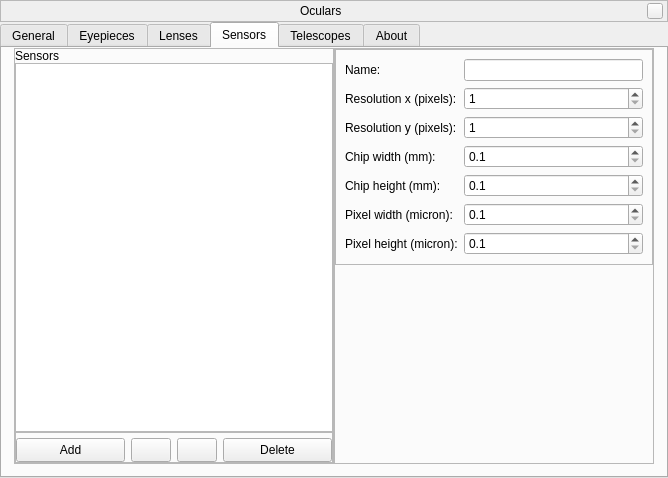
519984307/stellarium_src, file plugins/Oculars/src/gui/ocularDialog.ui: the form before one commit.
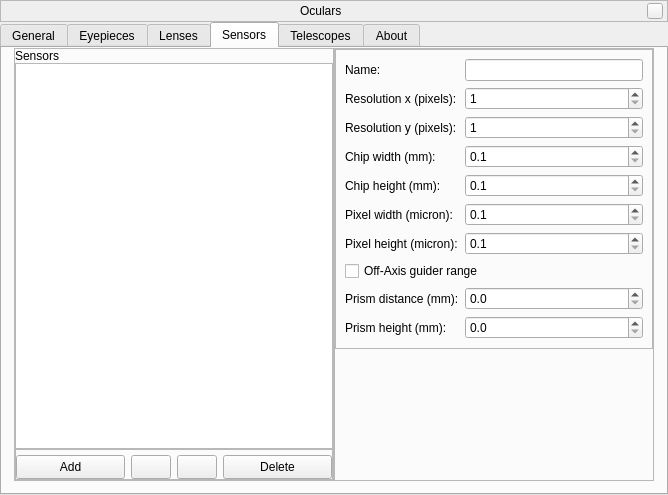
The form after the commit. The open tabs and pages were chosen to show the change. Icons and pictures are not drawn. Custom widgets are drawn as their Qt base class.

Commit message: Added support Off-Axis Guider feature in Oculars plugin

```diff
--- a/plugins/Oculars/src/gui/ocularDialog.ui
+++ b/plugins/Oculars/src/gui/ocularDialog.ui
@@ -7,7 +7,7 @@
     <x>0</x>
     <y>0</y>
     <width>668</width>
-    <height>478</height>
+    <height>495</height>
    </rect>
   </property>
   <property name="sizePolicy">
@@ -1361,6 +1361,47 @@
                   </property>
                  </widget>
                 </item>
+                <item row="8" column="0">
+                 <widget class="QLabel" name="OAGDist_lbl">
+                  <property name="text">
+                   <string>Prism distance (mm):</string>
+                  </property>
+                 </widget>
+                </item>
+                <item row="8" column="1">
+                 <widget class="QDoubleSpinBox" name="OAGDist">
+                  <property name="decimals">
+                   <number>1</number>
+                  </property>
+                  <property name="singleStep">
+                   <double>0.100000000000000</double>
+                  </property>
+                 </widget>
+                </item>
+                <item row="9" column="0">
+                 <widget class="QLabel" name="OAGPrismH_lbl">
+                  <property name="text">
+                   <string>Prism height (mm):</string>
+                  </property>
+                 </widget>
+                </item>
+                <item row="9" column="1">
+                 <widget class="QDoubleSpinBox" name="OAGPrismH">
+                  <property name="decimals">
+                   <number>1</number>
+                  </property>
+                  <property name="singleStep">
+                   <double>0.100000000000000</double>
+                  </property>
+                 </widget>
+                </item>
+                <item row="7" column="0" colspan="2">
+                 <widget class="QCheckBox" name="OAG_checkBox">
+                  <property name="text">
+                   <string>Off-Axis guider range</string>
+                  </property>
+                 </widget>
+                </item>
                </layout>
               </widget>
              </item>
```
Left out of the diff: 50 changed lines with no effect on the pictures. The commit also changes 5 other files.
